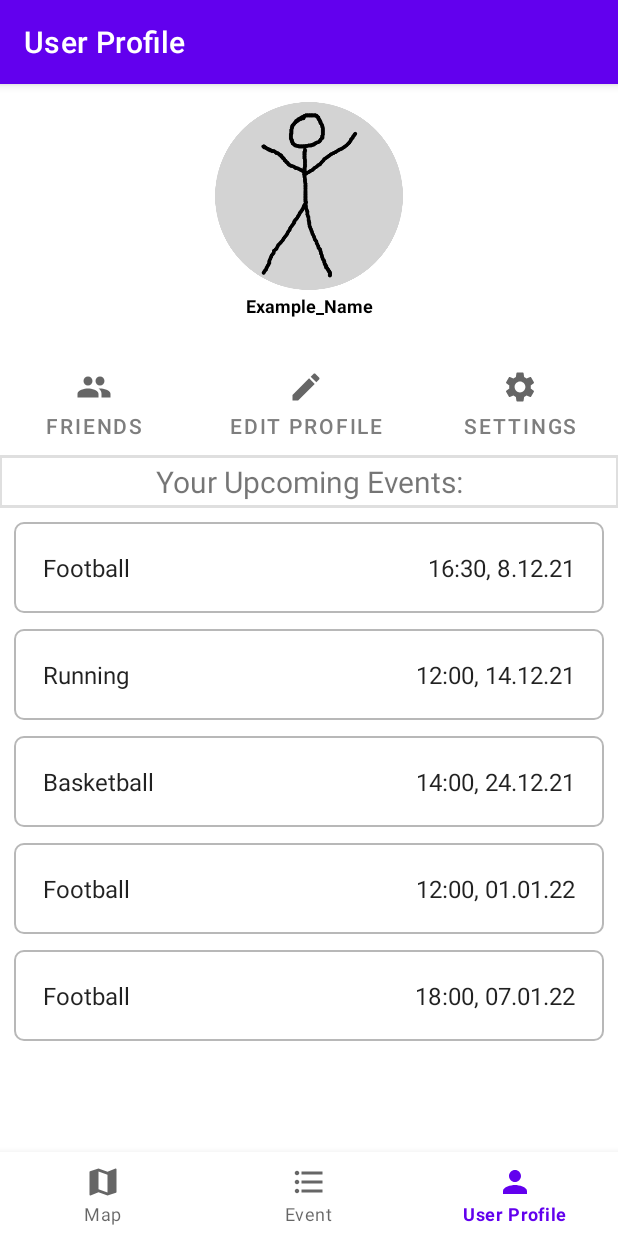
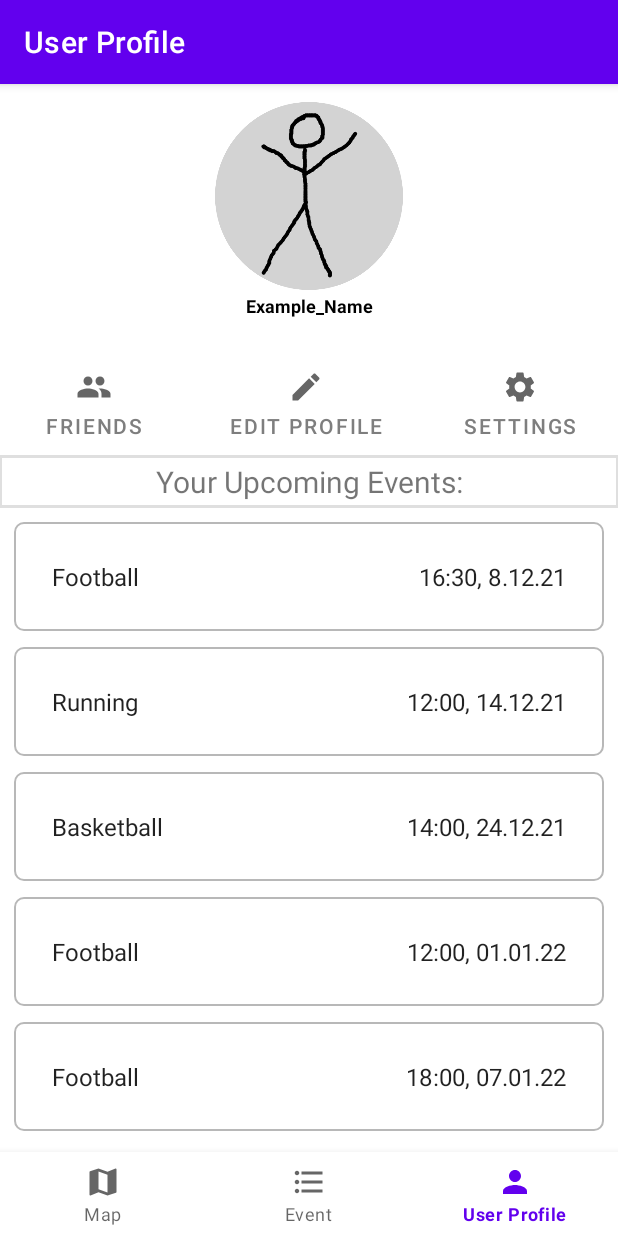
Before and after one commit to Gandalfalex/EAMA_Project, an Android app: the UserFragment screen opened through its navigation route, on a phone screen of 412 x 824 dp. Run offline under Robolectric (Android 15) with nearby library versions, the phone set to English and light mode, and no system bars; our stand-ins replace Volley, navigation-ui; network calls fail.

```diff
--- a/Project/MeetForSport/app/src/main/res/layout/dialog_recycler.xml
+++ b/Project/MeetForSport/app/src/main/res/layout/dialog_recycler.xml
@@ -24,6 +24,7 @@
                 android:id="@+id/recycler_view"
                 android:layout_width="wrap_content"
                 android:layout_height="wrap_content"
+                android:layout_marginLeft="10dp"
                 app:layout_constraintBottom_toBottomOf="parent"
                 app:layout_constraintEnd_toEndOf="parent"
                 app:layout_constraintHorizontal_bias="0.498"
--- a/Project/MeetForSport/app/src/main/res/layout/event_recyclerview_information_holder.xml
+++ b/Project/MeetForSport/app/src/main/res/layout/event_recyclerview_information_holder.xml
@@ -15,18 +15,18 @@
         <TextView
             android:id="@+id/my_events_sport"
             android:layout_width="0dp"
+            android:layout_height="wrap_content"
+            android:layout_margin="10dp"
             android:layout_weight="0.5"
-            android:layout_height="wrap_content"
-            android:layout_margin="4dp"
             android:textAppearance="?attr/textAppearanceListItem" />
 
         <TextView
             android:id="@+id/my_events_time"
-            android:layout_width="0dp"
+            android:layout_width="wrap_content"
+            android:layout_height="wrap_content"
+            android:layout_margin="10dp"
             android:layout_weight="0.5"
             android:gravity="end"
-            android:layout_height="wrap_content"
-            android:layout_margin="4dp"
             android:textAppearance="?attr/textAppearanceListItem" />
 
     </LinearLayout>
```
Also changed, not shown: Project/MeetForSport/app/src/main/java/com/example/meetforsport/ui/EventInformation/EventInformationActivity.java (+18 -1 lines), Project/MeetForSport/app/src/main/java/com/example/meetforsport/ui/MapMode/MapFragment.java (+26 -17 lines).
